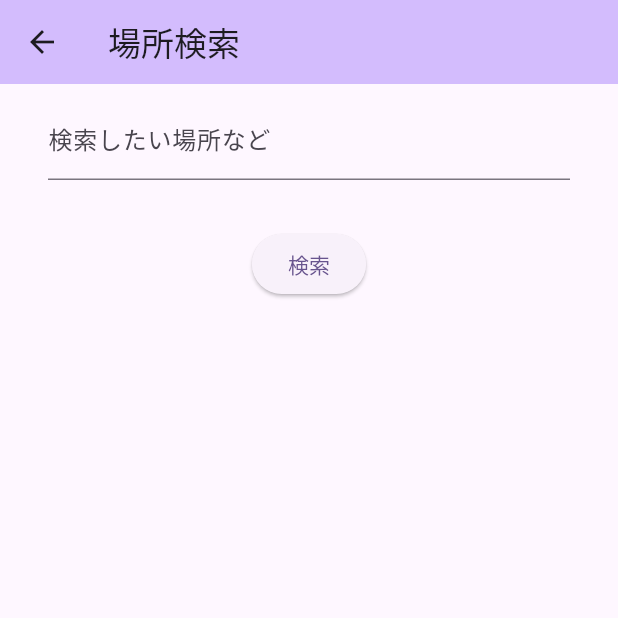
After one commit to a-sasaoka/google_maps_platform, a Flutter app: the screen it shows after launch, after a tap on "場所検索", on a phone screen of 412 x 824 dp, the top half of it. The commit adds this screen. Run offline on Flutter 3.47's test engine with Material 3 defaults, Android fonts, the phone set to English and light mode, and no system bars; our stand-ins replace flutter_dotenv, freezed_annotation, gap, google_maps_flutter; network calls fail.

Commit message:
場所検索を追加

```diff
--- a/lib/main.dart
+++ b/lib/main.dart
@@ -1,8 +1,15 @@
+import 'dart:developer';
+
 import 'package:flutter/material.dart';
+import 'package:flutter_dotenv/flutter_dotenv.dart';
 import 'package:gap/gap.dart';
 import 'package:google_maps_platform/map_view.dart';
+import 'package:google_maps_platform/place_view.dart';
 
-void main() {
+Future<void> main() async {
+  await dotenv.load();
+  log(dotenv.get('apiKey'));
+
   runApp(const MyApp());
 }
 
@@ -64,6 +71,22 @@ class _MyHomePageState extends State<MyHomePage> {
                   ),
                 ),
               ),
+              const Gap(16),
+              Center(
+                child: ElevatedButton(
+                  onPressed: () {
+                    Navigator.push(
+                      context,
+                      MaterialPageRoute<void>(
+                        builder: (context) => const PlaceView(),
+                      ),
+                    );
+                  },
+                  child: const Text(
+                    '場所検索',
+                  ),
+                ),
+              ),
             ],
           ),
         ),
--- /dev/null
+++ b/lib/place_model.dart
@@ -0,0 +1,39 @@
+// ignore_for_file: public_member_api_docs
+
+import 'package:freezed_annotation/freezed_annotation.dart';
+
+part 'place_model.freezed.dart';
+part 'place_model.g.dart';
+
+@freezed
+class Prediction with _$Prediction {
+  const factory Prediction({
+    List<Description>? predictions,
+  }) = _Prediction;
+
+  factory Prediction.fromJson(Map<String, dynamic> json) =>
+      _$PredictionFromJson(json);
+}
+
+@freezed
+class Description with _$Description {
+  const factory Description({
+    @JsonKey(name: 'place_id') String? placeId,
+    String? reference,
+    @JsonKey(name: 'structured_formatting')
+    StrucuredFormatting? structuredFormatting,
+  }) = _Description;
+
+  factory Description.fromJson(Map<String, dynamic> json) =>
+      _$DescriptionFromJson(json);
+}
+
+@freezed
+class StrucuredFormatting with _$StrucuredFormatting {
+  const factory StrucuredFormatting({
+    @JsonKey(name: 'main_text') String? mainText,
+  }) = _StrucuredFormatting;
+
+  factory StrucuredFormatting.fromJson(Map<String, dynamic> json) =>
+      _$StrucuredFormattingFromJson(json);
+}
--- /dev/null
+++ b/lib/place_view.dart
@@ -0,0 +1,101 @@
+import 'dart:convert';
+import 'dart:developer';
+
+import 'package:flutter/material.dart';
+import 'package:flutter_dotenv/flutter_dotenv.dart';
+import 'package:gap/gap.dart';
+import 'package:google_maps_platform/place_model.dart';
+import 'package:http/http.dart' as http;
+
+/// 場所検索画面
+class PlaceView extends StatefulWidget {
+  /// コンストラクタ
+  const PlaceView({super.key});
+
+  @override
+  State<PlaceView> createState() => _PlaceViewState();
+}
+
+class _PlaceViewState extends State<PlaceView> {
+  var _value = '';
+  var _description = <Description>[];
+
+  Future<void> _search() async {
+    final querys = <String, Object>{
+      'input': _value,
+      'key': dotenv.get('apiKey'),
+    };
+    final url = Uri.https(
+      'maps.googleapis.com',
+      'maps/api/place/autocomplete/json',
+      querys,
+    );
+    final response = await http.get(url);
+    log('ステータスコード : ${response.statusCode}');
+    log(response.body);
+    final data = jsonDecode(response.body) as Map<String, dynamic>;
+    final prediction = Prediction.fromJson(data);
+    if (prediction.predictions != null) {
+      setState(() {
+        _description = prediction.predictions!;
+      });
+    }
+    log(prediction.toString());
+  }
+
+  @override
+  Widget build(BuildContext context) {
+    return Scaffold(
+      appBar: AppBar(
+        backgroundColor: Theme.of(context).colorScheme.inversePrimary,
+        title: const Text('場所検索'),
+      ),
+      body: SafeArea(
+        child: Center(
+          child: Column(
+            children: [
+              Padding(
+                padding: const EdgeInsets.fromLTRB(32, 8, 32, 32),
+                child: TextField(
+                  decoration: const InputDecoration(
+                    labelText: '検索したい場所など',
+                  ),
+                  onChanged: (value) {
+                    _value = value;
+                  },
+                ),
+              ),
+              ElevatedButton(
+                onPressed: _search,
+                child: const Text(
+                  '検索',
+                ),
+              ),
+              const Gap(32),
+              if (_description.isNotEmpty)
+                Expanded(
+                  child: ListView.builder(
+                    itemCount: _description.length,
+                    itemBuilder: (context, index) {
+                      return Padding(
+                        padding: const EdgeInsets.only(
+                          left: 32,
+                          right: 32,
+                        ),
+                        child: ElevatedButton(
+                          onPressed: () {},
+                          child: Text(
+                            _description[index].structuredFormatting!.mainText!,
+                          ),
+                        ),
+                      );
+                    },
+                  ),
+                ),
+            ],
+          ),
+        ),
+      ),
+    );
+  }
+}
```
Also changed, not shown: analysis_options.yaml (+7 -0 lines), pubspec.yaml (+12 -0 lines), lib/place_model.freezed.dart (added), lib/place_model.g.dart (added), pubspec.lock, 3 other files.
